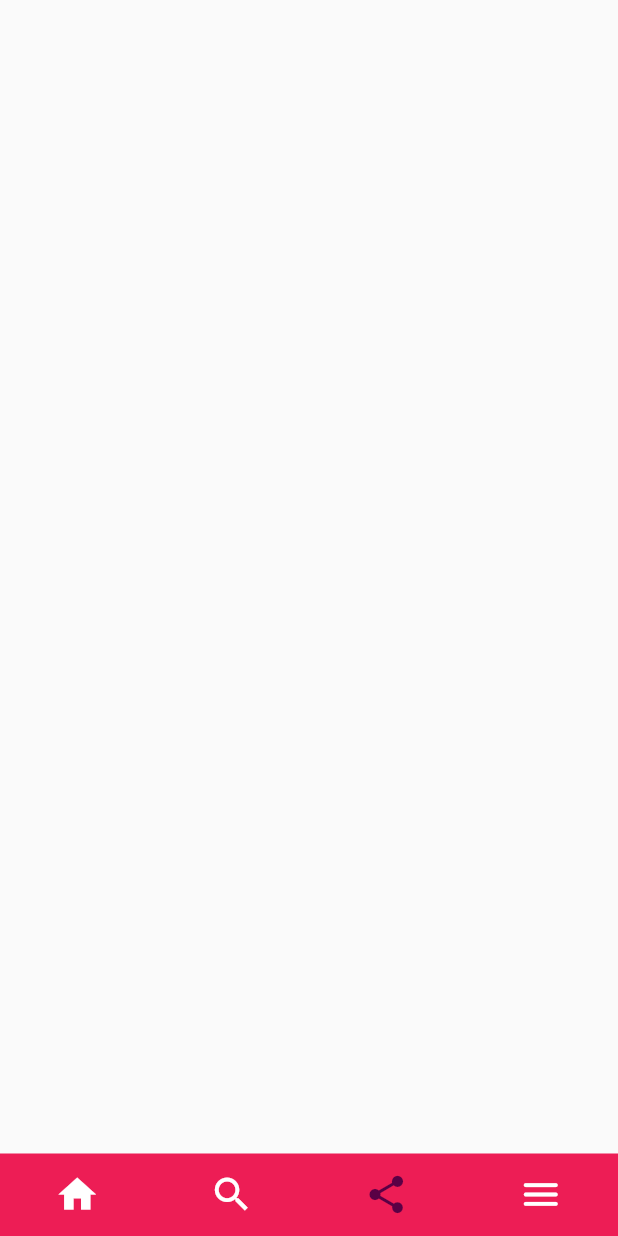
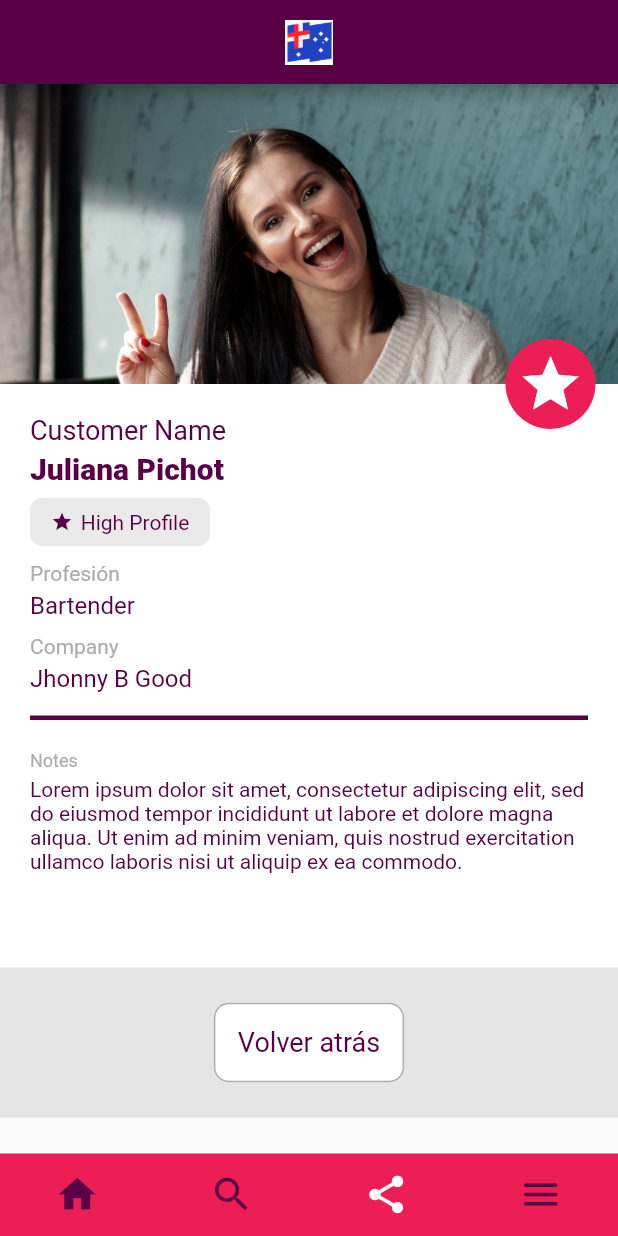
Before and after one commit to dewetbaumann/yomeanimo, a Flutter app: the ProfilePage screen opened by its route, on a phone screen of 412 x 824 dp. Run offline on Flutter 3.47's test engine with Material 2 defaults, Android fonts, the phone set to English and light mode, and no system bars.

Commit message:
feat: profile page

```diff
--- a/lib/core/config/app_color.dart
+++ b/lib/core/config/app_color.dart
@@ -2,8 +2,11 @@ import 'package:flutter/material.dart';
 
 abstract class AppColor {
   static const Color purple = Color(0xFF5A0045);
+  static const Color purpleLight = Color(0xFF8E006D);
   static const Color white = Color(0xFFFFFFFF);
   static const Color black = Color(0xFF000000);
   static const Color roseRed = Color(0xFFED1D55);
   static const Color grey = Color(0xFFEAEAEA);
+  static const Color greyLight = Color(0xFFE5E5E5);
+  static const Color greyLight2 = Color(0xFFACACAC);
 }
--- a/lib/core/config/app_images.dart
+++ b/lib/core/config/app_images.dart
@@ -4,4 +4,5 @@ abstract class AppImages {
   static const String ireland = 'assets/images/ireland.png';
   static const String newZeland = 'assets/images/new_zeland.png';
   static const String background = 'assets/images/background.jpeg';
+  static const String profilePic = 'assets/images/profile-pic.jpeg';
 }
--- a/lib/presententation/pages/profile_page.dart
+++ b/lib/presententation/pages/profile_page.dart
@@ -1,15 +1,87 @@
 import 'package:flutter/material.dart';
+import 'package:yomeanimo/core/config/app_color.dart';
+import 'package:yomeanimo/core/config/app_images.dart';
+import 'package:yomeanimo/core/config/app_routes.dart';
+import 'package:yomeanimo/core/config/app_text_style.dart';
+import 'package:yomeanimo/presententation/widget/common/yma_button_star.dart';
 import 'package:yomeanimo/presententation/widget/common/yma_nav_bar.dart';
+import 'package:yomeanimo/presententation/widget/profile/yma_profile_description.dart';
+import 'package:yomeanimo/presententation/widget/profile/yma_profile_picture.dart';
 
-class ProfilePage extends StatelessWidget {
+class ProfilePage extends StatefulWidget {
   const ProfilePage();
 
   @override
+  State<ProfilePage> createState() => _ProfilePageState();
+}
+
+class _ProfilePageState extends State<ProfilePage> {
+  bool inverted = false;
+
+  @override
   Widget build(BuildContext context) {
+    final Size screen = MediaQuery.of(context).size;
+
     return Scaffold(
       bottomNavigationBar: YMANavBar(),
+      appBar: AppBar(
+        backgroundColor: AppColor.purple,
+        automaticallyImplyLeading: false,
+        centerTitle: true,
+        title: Image.asset(AppImages.australia, height: 30),
+      ),
       body: SafeArea(
-        child: Container(),
+        child: Stack(
+          children: <Widget>[
+            Column(
+              children: <Widget>[
+                YMAProfilePicture(photo: AppImages.profilePic),
+                YMAProfileDescription(
+                  name: 'Juliana Pichot',
+                  profesion: 'Bartender',
+                  company: 'Jhonny B Good',
+                  notes:
+                      'Lorem ipsum dolor sit amet, consectetur adipiscing elit, sed do eiusmod tempor incididunt ut labore et dolore magna aliqua. Ut enim ad minim veniam, quis nostrud exercitation ullamco laboris nisi ut aliquip ex ea commodo.',
+                  inverted: inverted,
+                ),
+                Container(
+                  width: screen.width,
+                  height: 100,
+                  decoration: BoxDecoration(color: AppColor.greyLight),
+                  child: Center(
+                    child: TextButton(
+                        onPressed: () => Navigator.pushNamed(context, AppRoutes.profiles),
+                        style: ButtonStyle(
+                          backgroundColor: MaterialStateProperty.all(AppColor.white),
+                          shape: MaterialStateProperty.all(
+                            RoundedRectangleBorder(
+                                side: BorderSide(color: AppColor.greyLight2),
+                                borderRadius: BorderRadius.all(Radius.circular(10))),
+                          ),
+                        ),
+                        child: Padding(
+                          padding: const EdgeInsets.all(8),
+                          child: Text(
+                            'Volver atrás',
+                            style: AppTextStyle.title.copyWith(color: AppColor.purple, fontWeight: FontWeight.w400),
+                          ),
+                        )),
+                  ),
+                ),
+              ],
+            ),
+
+            // Star
+            Positioned(
+              top: 170,
+              right: 15,
+              child: YMAButtonStar(
+                onTap: () => setState(() => inverted = !inverted),
+                inverted: inverted,
+              ),
+            ),
+          ],
+        ),
       ),
     );
   }
--- /dev/null
+++ b/lib/presententation/widget/common/yma_button_star.dart
@@ -0,0 +1,30 @@
+import 'package:flutter/material.dart';
+import 'package:yomeanimo/core/config/app_color.dart';
+
+class YMAButtonStar extends StatelessWidget {
+  const YMAButtonStar({required this.onTap, this.inverted = false});
+  final VoidCallback onTap;
+  final bool inverted;
+
+  @override
+  Widget build(BuildContext context) {
+    return GestureDetector(
+      onTap: onTap,
+      child: Container(
+        width: 60,
+        height: 60,
+        decoration: BoxDecoration(
+          color: inverted ? AppColor.white : AppColor.roseRed,
+          shape: BoxShape.circle,
+        ),
+        child: Center(
+          child: Icon(
+            inverted ? Icons.check : Icons.star,
+            color: !inverted ? AppColor.white : AppColor.roseRed,
+            size: 45,
+          ),
+        ),
+      ),
+    );
+  }
+}
--- a/lib/presententation/widget/common/yma_nav_bar.dart
+++ b/lib/presententation/widget/common/yma_nav_bar.dart
@@ -30,34 +30,34 @@ class _YMANavBarState extends State<YMANavBar> {
         mainAxisAlignment: MainAxisAlignment.spaceAround,
         children: <Widget>[
           TextButton(
-            onPressed: () => Navigator.pushNamedAndRemoveUntil(context, AppRoutes.welcome, (_) => false),
+            onPressed: () => Navigator.pushNamed(context, AppRoutes.welcome),
             child: Icon(
               Icons.home,
-              color: currentRoute == AppRoutes.welcome ? AppColor.purple : AppColor.white,
+              color: currentRoute == AppRoutes.welcome ? AppColor.white : AppColor.purple,
               size: 30,
             ),
           ),
           TextButton(
-            onPressed: () => Navigator.pushNamedAndRemoveUntil(context, AppRoutes.profiles, (_) => false),
+            onPressed: () => Navigator.pushNamed(context, AppRoutes.profiles),
             child: Icon(
               Icons.search,
-              color: currentRoute == AppRoutes.profiles ? AppColor.purple : AppColor.white,
+              color: currentRoute == AppRoutes.profiles ? AppColor.white : AppColor.purple,
               size: 30,
             ),
           ),
           TextButton(
-            onPressed: () => Navigator.pushNamedAndRemoveUntil(context, AppRoutes.profile, (_) => false),
+            onPressed: () => Navigator.pushNamed(context, AppRoutes.profile),
             child: Icon(
               Icons.share,
-              color: currentRoute == AppRoutes.profile ? AppColor.purple : AppColor.white,
+              color: currentRoute == AppRoutes.profile ? AppColor.white : AppColor.purple,
               size: 30,
             ),
           ),
           TextButton(
-            onPressed: () {}, // Navigator.pushNamedAndRemoveUntil(context, AppRoutes.welcome, (_) => false);
+            onPressed: () {}, // Navigator.pushNamed(context, AppRoutes.welcome);
             child: Icon(
               Icons.menu_rounded,
-              color: AppColor.white,
+              color: AppColor.purple,
               size: 30,
             ),
           ),
--- /dev/null
+++ b/lib/presententation/widget/common/yma_separator.dart
@@ -0,0 +1,19 @@
+import 'package:flutter/material.dart';
+import 'package:yomeanimo/core/config/app_color.dart';
+
+class YMASeparator extends StatelessWidget {
+  const YMASeparator({required this.inverted});
+  final bool inverted;
+
+  @override
+  Widget build(BuildContext context) {
+    final Size screen = MediaQuery.of(context).size;
+
+    return Container(
+      margin: const EdgeInsets.fromLTRB(0, 15, 0, 10),
+      width: screen.width,
+      height: 3,
+      color: inverted ? AppColor.white : AppColor.purple,
+    );
+  }
+}
--- /dev/null
+++ b/lib/presententation/widget/profile/yma_customer_name.dart
@@ -0,0 +1,37 @@
+import 'package:flutter/material.dart';
+import 'package:yomeanimo/core/config/app_color.dart';
+import 'package:yomeanimo/core/config/app_text_style.dart';
+
+class YMACustomerName extends StatelessWidget {
+  const YMACustomerName({required this.name, required this.inverted});
+  final String name;
+  final bool inverted;
+
+  @override
+  Widget build(BuildContext context) {
+    return Padding(
+      padding: const EdgeInsets.only(bottom: 8),
+      child: Column(
+        crossAxisAlignment: CrossAxisAlignment.start,
+        children: [
+          Padding(
+            padding: const EdgeInsets.only(bottom: 4),
+            child: Text(
+              'Customer Name',
+              style: AppTextStyle.title.copyWith(
+                color: inverted ? AppColor.white : AppColor.purple,
+                fontWeight: FontWeight.w400,
+              ),
+            ),
+          ),
+          Text(
+            'Juliana Pichot',
+            style: AppTextStyle.emphasis.copyWith(
+              color: inverted ? AppColor.white : AppColor.purple,
+            ),
+          ),
+        ],
+      ),
+    );
+  }
+}
--- /dev/null
+++ b/lib/presententation/widget/profile/yma_profile_description.dart
@@ -0,0 +1,48 @@
+import 'package:flutter/material.dart';
+import 'package:yomeanimo/core/config/app_color.dart';
+import 'package:yomeanimo/presententation/widget/common/yma_separator.dart';
+import 'package:yomeanimo/presententation/widget/profile/yma_customer_name.dart';
+import 'package:yomeanimo/presententation/widget/profile/yma_profile_quality.dart';
+import 'package:yomeanimo/presententation/widget/profile/yma_title_text.dart';
+
+class YMAProfileDescription extends StatelessWidget {
+  const YMAProfileDescription({
+    required this.name,
+    required this.profesion,
+    required this.company,
+    required this.notes,
+    required this.inverted,
+  });
+
+  final String name;
+  final String profesion;
+  final String company;
+  final String notes;
+  final bool inverted;
+
+  @override
+  Widget build(BuildContext context) {
+    final Size screen = MediaQuery.of(context).size;
+
+    return Container(
+      width: screen.width,
+      height: screen.height - 435,
+      padding: const EdgeInsets.all(20),
+      decoration: BoxDecoration(color: inverted ? AppColor.purple : AppColor.white),
+      child: SingleChildScrollView(
+        physics: BouncingScrollPhysics(),
+        child: Column(
+          crossAxisAlignment: CrossAxisAlignment.start,
+          children: <Widget>[
+            YMACustomerName(name: name, inverted: inverted),
+            YMAProfileQuality(inverted: inverted),
+            YMATitleText(title: 'Profesión', text: profesion, inverted: inverted),
+            YMATitleText(title: 'Company', text: company, inverted: inverted),
+            YMASeparator(inverted: inverted),
+            YMATitleText(title: 'Notes', text: notes, emphasis: false, inverted: inverted),
+          ],
+        ),
+      ),
+    );
+  }
+}
--- /dev/null
+++ b/lib/presententation/widget/profile/yma_profile_picture.dart
@@ -0,0 +1,20 @@
+import 'package:flutter/material.dart';
+
+class YMAProfilePicture extends StatelessWidget {
+  const YMAProfilePicture({required this.photo});
+  final String photo;
+
+  @override
+  Widget build(BuildContext context) {
+    return Container(
+      width: MediaQuery.of(context).size.width,
+      height: 200,
+      decoration: BoxDecoration(
+        image: DecorationImage(
+          image: AssetImage(photo),
+          fit: BoxFit.cover,
+        ),
+      ),
+    );
+  }
+}
--- /dev/null
+++ b/lib/presententation/widget/profile/yma_profile_quality.dart
@@ -0,0 +1,39 @@
+import 'package:flutter/material.dart';
+import 'package:yomeanimo/core/config/app_color.dart';
+import 'package:yomeanimo/core/config/app_text_style.dart';
+
+class YMAProfileQuality extends StatelessWidget {
+  const YMAProfileQuality({required this.inverted});
+  final bool inverted;
+
+  @override
+  Widget build(BuildContext context) {
+    return Container(
+      padding: const EdgeInsets.symmetric(vertical: 8),
+      width: 120,
+      decoration: BoxDecoration(
+        color: inverted ? AppColor.purpleLight : AppColor.grey,
+        borderRadius: BorderRadius.all(Radius.circular(8)),
+      ),
+      child: Row(
+        mainAxisAlignment: MainAxisAlignment.center,
+        children: <Widget>[
+          Padding(
+            padding: const EdgeInsets.only(right: 5),
+            child: Icon(
+              Icons.star,
+              size: 15,
+              color: inverted ? AppColor.roseRed : AppColor.purple,
+            ),
+          ),
+          Text(
+            'High Profile',
+            style: AppTextStyle.normal.copyWith(
+              color: inverted ? AppColor.white : AppColor.purple,
+            ),
+          ),
+        ],
+      ),
+    );
+  }
+}
--- /dev/null
+++ b/lib/presententation/widget/profile/yma_title_text.dart
@@ -0,0 +1,54 @@
+import 'package:flutter/material.dart';
+import 'package:yomeanimo/core/config/app_color.dart';
+import 'package:yomeanimo/core/config/app_text_style.dart';
+
+class YMATitleText extends StatelessWidget {
+  const YMATitleText({
+    required this.title,
+    required this.text,
+    this.emphasis = true,
+    required this.inverted,
+  });
+
+  final String title;
+  final String text;
+  final bool emphasis;
+  final bool inverted;
+
+  @override
+  Widget build(BuildContext context) {
+    return Padding(
+      padding: const EdgeInsets.only(top: 10),
+      child: Column(
+        crossAxisAlignment: CrossAxisAlignment.start,
+        children: [
+          Padding(
+            padding: const EdgeInsets.only(bottom: 4),
+            child: Text(
+              title,
+              style: emphasis
+                  ? AppTextStyle.normal.copyWith(
+                      color: inverted ? AppColor.purpleLight : AppColor.greyLight2,
+                      fontWeight: FontWeight.w400,
+                    )
+                  : AppTextStyle.small.copyWith(
+                      color: inverted ? AppColor.purpleLight : AppColor.greyLight2,
+                    ),
+            ),
+          ),
+          Text(
+            text,
+            style: emphasis
+                ? AppTextStyle.subtitle.copyWith(
+                    color: inverted ? AppColor.white : AppColor.purple,
+                    fontWeight: FontWeight.w400,
+                  )
+                : AppTextStyle.normal.copyWith(
+                    color: inverted ? AppColor.white : AppColor.purple,
+                  ),
+          ),
+        ],
+      ),
+    );
+  }
+}
```
Also changed, not shown: assets/images/profile-pic.jpeg (added).
